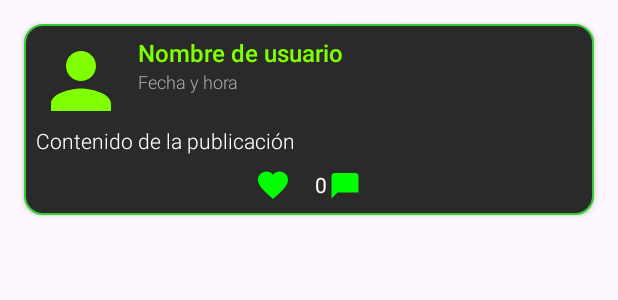
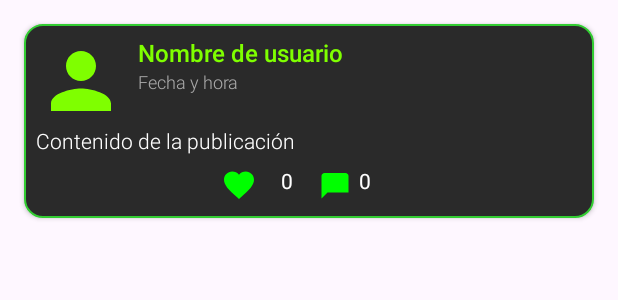
Before and after one commit to 777Undefined777/Red-Social-kotlin-firebase, an Android app: the layout item_post.xml on its own in the app's theme, with its tools: preview values and no code run, on a phone screen of 412 x 824 dp. Shown: the top 300 px of the screen. Run offline under Robolectric (Android 15) with nearby library versions, the phone set to English and light mode, and no system bars.

Commit message:
cambio en activity_comments en el xml mejora visual

```diff
--- a/app/src/main/java/com/example/kotlinaprendiz/models/Post.kt
+++ b/app/src/main/java/com/example/kotlinaprendiz/models/Post.kt
@@ -7,6 +7,7 @@ data class Post(
     val content: String = "",
     val imageUrl: String? = null,
     val timestamp: Long = 0L,
-    var likes: Int = 0, // Contador de "Me gusta"
-    val likedBy: MutableList<String> = mutableListOf() // Lista de UID de usuarios que dieron "Me gusta"
+    var likes: Int = 0,
+    var commentsCount: Int = 0, // Contador de comentarios
+    val likedBy: MutableList<String> = mutableListOf()
 )
--- a/app/src/main/res/layout/item_post.xml
+++ b/app/src/main/res/layout/item_post.xml
@@ -82,11 +82,10 @@
         android:visibility="gone"
         tools:srcCompat="@tools:sample/avatars" />
 
-
     <LinearLayout
         android:id="@+id/like_comment_layout"
-        android:layout_width="wrap_content"
-        android:layout_height="wrap_content"
+        android:layout_width="117dp"
+        android:layout_height="26dp"
         android:layout_marginTop="8dp"
         android:orientation="horizontal"
         app:layout_constraintEnd_toEndOf="parent"
@@ -104,16 +103,29 @@
             android:id="@+id/textViewLikeCount"
             android:layout_width="wrap_content"
             android:layout_height="wrap_content"
+            android:layout_gravity="center_vertical"
+            android:layout_marginEnd="16dp"
+            android:layout_marginBottom="4dp"
             android:textColor="#FFFFFF"
             android:textSize="14sp"
-            android:layout_gravity="center_vertical"
             tools:text="0" />
 
         <ImageView
             android:id="@+id/imageViewComment"
             android:layout_width="24dp"
             android:layout_height="24dp"
+            android:layout_marginEnd="4dp"
             android:src="@drawable/ic_comment" />
+
+        <TextView
+            android:id="@+id/textViewCommentCount"
+            android:layout_width="wrap_content"
+            android:layout_height="wrap_content"
+            android:layout_gravity="center_vertical"
+            android:layout_marginBottom="4dp"
+            android:textColor="#FFFFFF"
+            android:textSize="14sp"
+            tools:text="0" />
+
     </LinearLayout>
-
 </androidx.constraintlayout.widget.ConstraintLayout>
```
Also changed, not shown: app/src/main/java/com/example/kotlinaprendiz/CommentsActivity.kt (+17 -0 lines), app/src/main/java/com/example/kotlinaprendiz/CommentsAdapter.kt (+6 -1 lines), app/src/main/java/com/example/kotlinaprendiz/PostsAdapter.kt (+13 -9 lines). Lines whose indentation alone changed are shown as unchanged.
